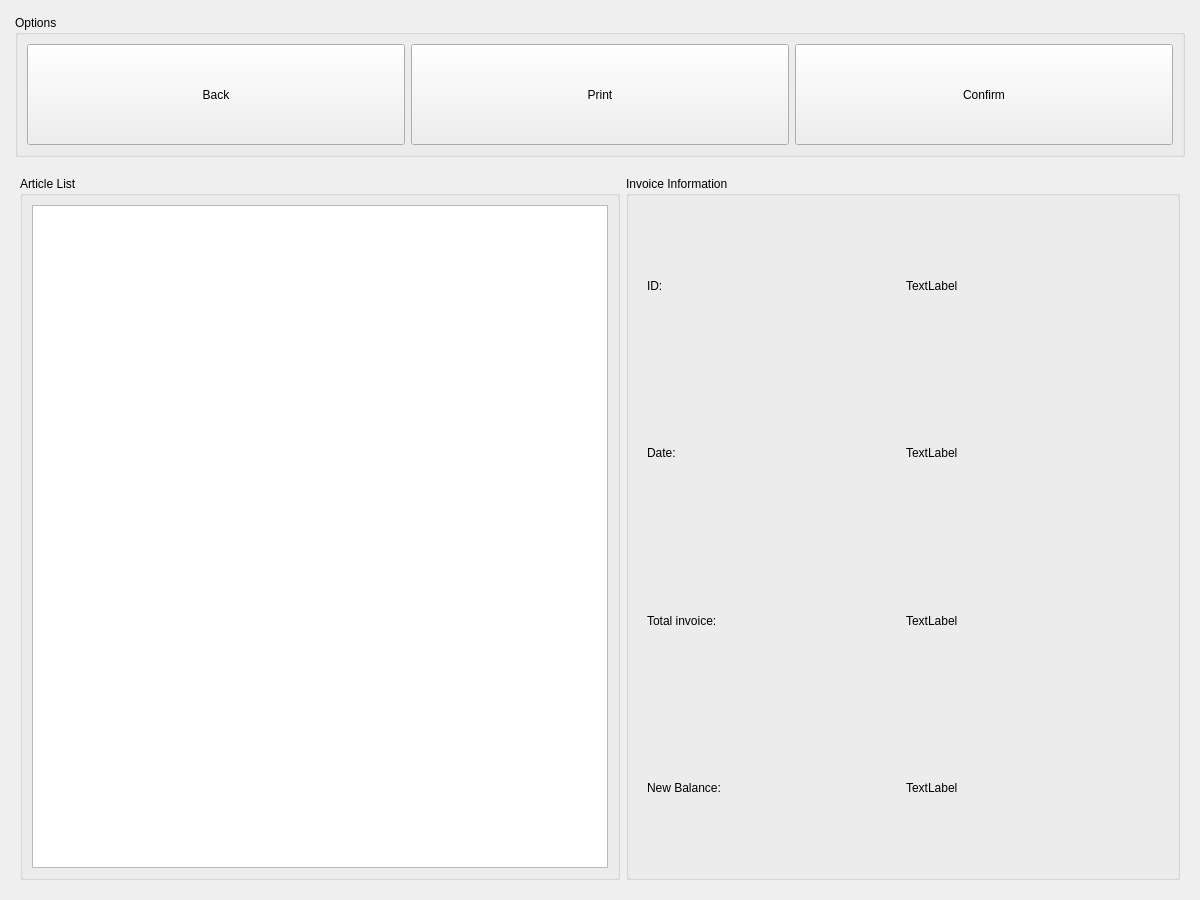
eguzki/penyamanager, file penyamanager/invoicewindow.ui: the form before one commit.
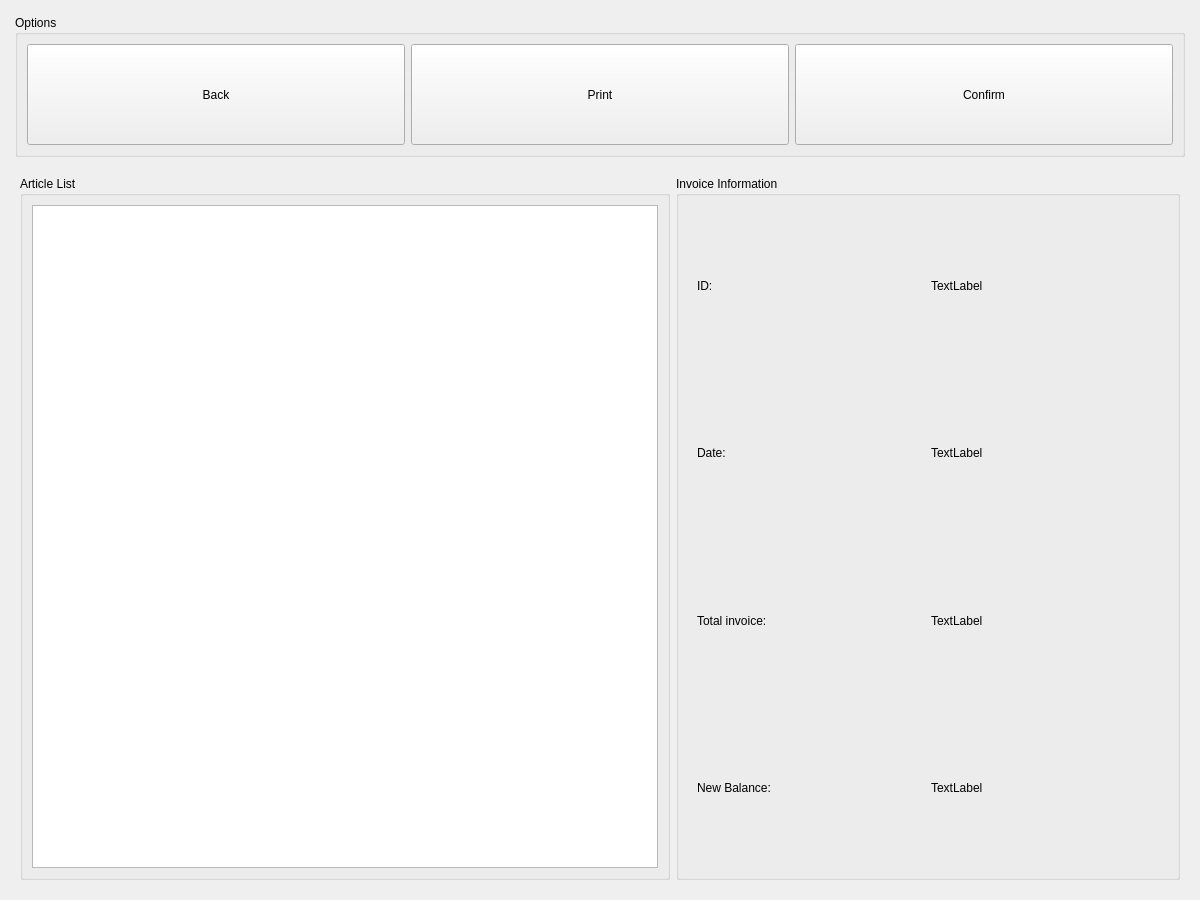
The form after the commit.

What changed in the file:
```diff
--- a/penyamanager/invoicewindow.ui
+++ b/penyamanager/invoicewindow.ui
@@ -108,13 +108,13 @@
        <widget class="QGroupBox" name="prodListGroupBox">
         <property name="minimumSize">
          <size>
-          <width>600</width>
+          <width>650</width>
           <height>0</height>
          </size>
         </property>
         <property name="maximumSize">
          <size>
-          <width>600</width>
+          <width>650</width>
           <height>16777215</height>
          </size>
         </property>
```
